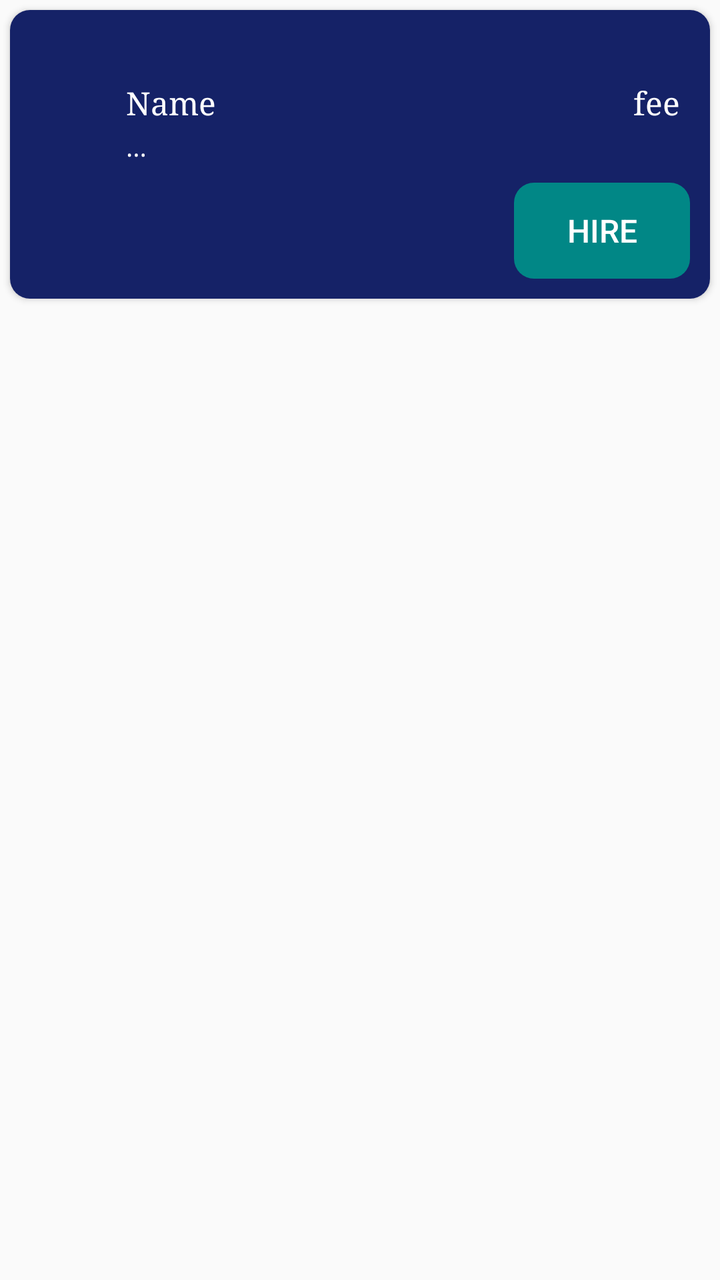
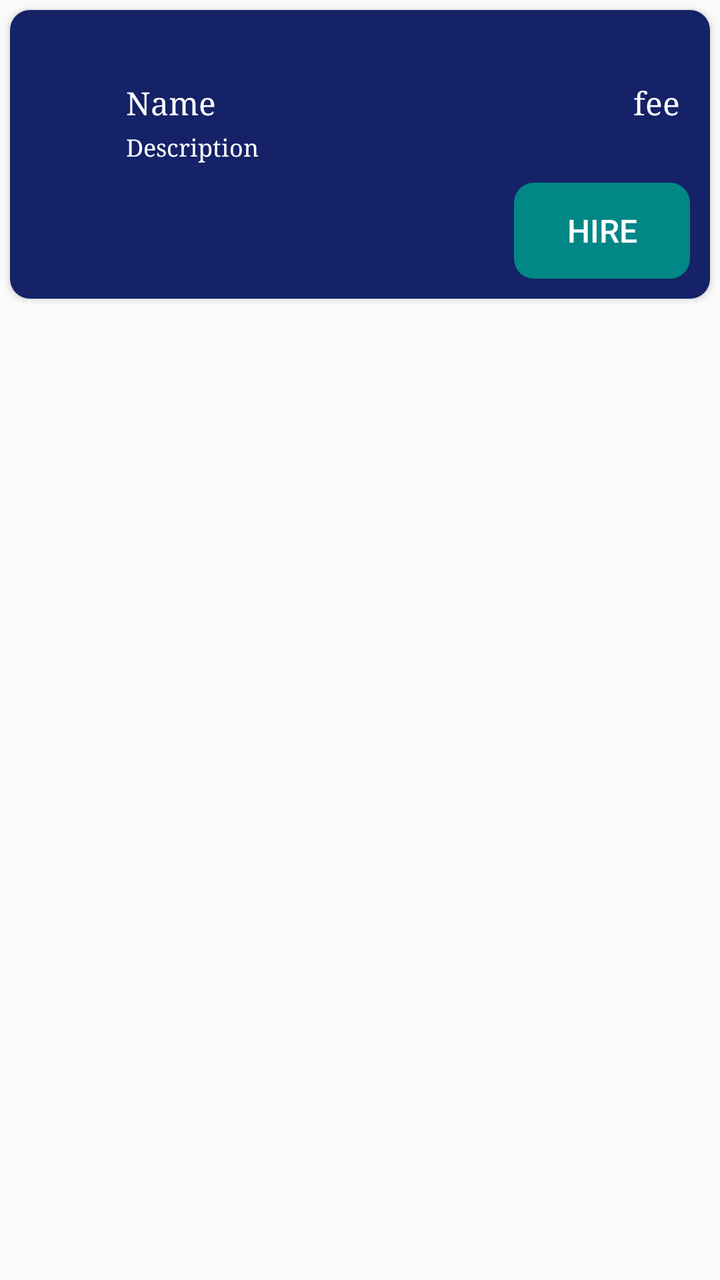

Two renders of the same Android screen: before a commit and after it. Below are the layout's source before the change and the commit's diff.
<!-- AndroidManifest.xml: application theme Theme.LawAdvat -->
<!-- res/layout/custom_lawyerhire.xml -->
<?xml version="1.0" encoding="utf-8"?>
<androidx.appcompat.widget.LinearLayoutCompat xmlns:android="http://schemas.android.com/apk/res/android"
    xmlns:tools="http://schemas.android.com/tools"
    android:layout_width="match_parent"
    android:layout_height="wrap_content"
    xmlns:app="http://schemas.android.com/apk/res-auto">
    <androidx.cardview.widget.CardView
        android:layout_width="match_parent"
        android:layout_height="wrap_content"
        app:cardCornerRadius="10dp"
        android:padding="10dp"
        android:layout_margin="05dp">
        <LinearLayout
            android:layout_width="match_parent"
            android:layout_height="wrap_content"
            android:background="#152267"
            android:orientation="vertical">
<androidx.constraintlayout.widget.ConstraintLayout
    android:layout_width="match_parent"
    android:layout_height="wrap_content">

    <ImageView
        android:id="@+id/profile"
        android:layout_width="40dp"
        android:layout_height="40dp"
        android:layout_margin="10dp"
        app:layout_constraintBottom_toBottomOf="parent"
        app:layout_constraintStart_toStartOf="parent"
        app:layout_constraintTop_toTopOf="parent"
        app:srcCompat="@drawable/baseline_account_circle_24"
         />

    <TextView
        android:id="@+id/name"
        android:textColor="@color/white"
        android:layout_width="wrap_content"
        android:layout_height="wrap_content"
        android:layout_marginStart="8dp"
        android:layout_marginTop="16dp"
        android:text="Name"
        android:fontFamily="serif"
        app:layout_constraintBottom_toBottomOf="@+id/profile"
        app:layout_constraintStart_toEndOf="@+id/profile"
        app:layout_constraintTop_toTopOf="@+id/profile" />

    <TextView
        android:id="@+id/fee"
        android:layout_width="wrap_content"
        android:layout_height="wrap_content"
        android:layout_marginEnd="15dp"
        android:text="fee"
        android:fontFamily="serif"
        android:textColor="@color/white"
        app:layout_constraintBottom_toBottomOf="@+id/name"
        app:layout_constraintEnd_toEndOf="parent"
        app:layout_constraintTop_toTopOf="@+id/name" />

    <TextView
        android:id="@+id/description"
        android:layout_width="wrap_content"
        android:layout_height="wrap_content"
        android:layout_marginTop="4dp"
        android:fontFamily="serif"
        android:ellipsize="middle"
        android:maxWidth="15sp"
        android:maxLines="1"
        android:text="Description"

        android:textColor="@color/white"
        android:textSize="12sp"
        app:layout_constraintStart_toStartOf="@+id/name"
        app:layout_constraintTop_toBottomOf="@+id/name" />
</androidx.constraintlayout.widget.ConstraintLayout>

    <Button
        android:id="@+id/hire_btn"
        android:layout_width="wrap_content"
        android:layout_height="wrap_content"
        android:text="Hire"
        android:layout_gravity="right"
        android:layout_margin="10dp"
        android:backgroundTint="@color/teal_700"
        android:textColor="@color/white"
        android:background="@drawable/buttonradius"/>


        </LinearLayout>
    </androidx.cardview.widget.CardView>
</androidx.appcompat.widget.LinearLayoutCompat>
<!-- resources referenced by this layout -->
<resources>
  <color name="teal_700">#FF018786</color>
  <color name="white">#FFFFFFFF</color>
  <!-- drawable baseline_account_circle_24 (drawable) -->
  <vector android:height="24dp" android:tint="#000000"
      android:viewportHeight="24" android:viewportWidth="24"
      android:width="24dp" xmlns:android="http://schemas.android.com/apk/res/android">
      <path android:fillColor="@android:color/white" android:pathData="M12,2C6.48,2 2,6.48 2,12s4.48,10 10,10 10,-4.48 10,-10S17.52,2 12,2zM12,5c1.66,0 3,1.34 3,3s-1.34,3 -3,3 -3,-1.34 -3,-3 1.34,-3 3,-3zM12,19.2c-2.5,0 -4.71,-1.28 -6,-3.22 0.03,-1.99 4,-3.08 6,-3.08 1.99,0 5.97,1.09 6,3.08 -1.29,1.94 -3.5,3.22 -6,3.22z"/>
  </vector>
  <!-- drawable buttonradius (drawable) -->
  <?xml version="1.0" encoding="utf-8"?>
  <shape xmlns:android="http://schemas.android.com/apk/res/android">
  <corners
      android:radius="10dp"/>
  </shape>
  <style name="Theme.LawAdvat" parent="Theme.MaterialComponents.DayNight.DarkActionBar.Bridge">
          
          <item name="colorPrimary">@color/white</item>
          <item name="colorPrimaryVariant">#FFFFFF</item>
          <item name="colorOnPrimary">#009688</item>
          
          <item name="colorSecondary">@color/teal_200</item>
          <item name="colorSecondaryVariant">@color/teal_700</item>
          <item name="colorOnSecondary">#FFFFFF</item>
          
          <item name="android:statusBarColor">#FFFFFF</item>
          
          <item name="titleTextColor">@color/black</item>
          <item name="fontFamily">serif</item>
          <item name="android:textSize">16sp</item>
      </style>
  <color name="teal_200">#FF03DAC5</color>
  <color name="black">#FF000000</color>
</resources>

<!-- the commit's change to res/layout/custom_lawyerhire.xml (unified diff, before → after) -->
@@ -57,17 +57,18 @@
 
     <TextView
         android:id="@+id/description"
-        android:layout_width="wrap_content"
+        android:layout_width="0dp"
         android:layout_height="wrap_content"
         android:layout_marginTop="4dp"
+        android:ellipsize="marquee"
         android:fontFamily="serif"
-        android:ellipsize="middle"
-        android:maxWidth="15sp"
+
         android:maxLines="1"
         android:text="Description"
 
         android:textColor="@color/white"
         android:textSize="12sp"
+        app:layout_constraintEnd_toStartOf="@+id/fee"
         app:layout_constraintStart_toStartOf="@+id/name"
         app:layout_constraintTop_toBottomOf="@+id/name" />
 </androidx.constraintlayout.widget.ConstraintLayout>
